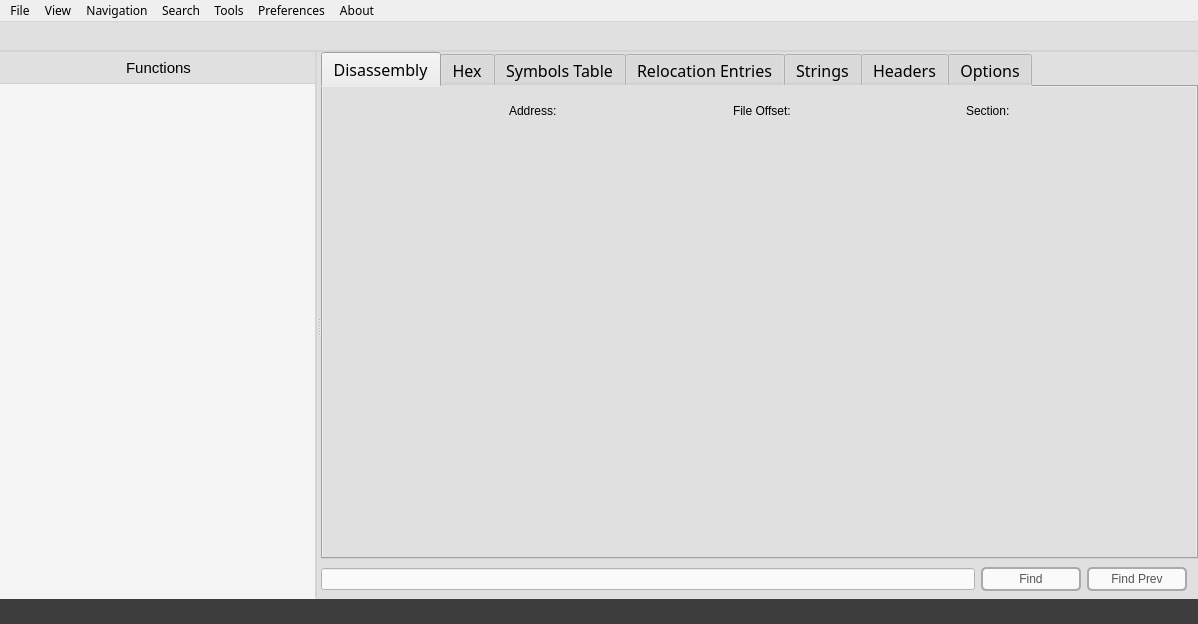
Above: src/mainwindow.ui from jubal-R/ObjGui before the change. Below: the same form after it.
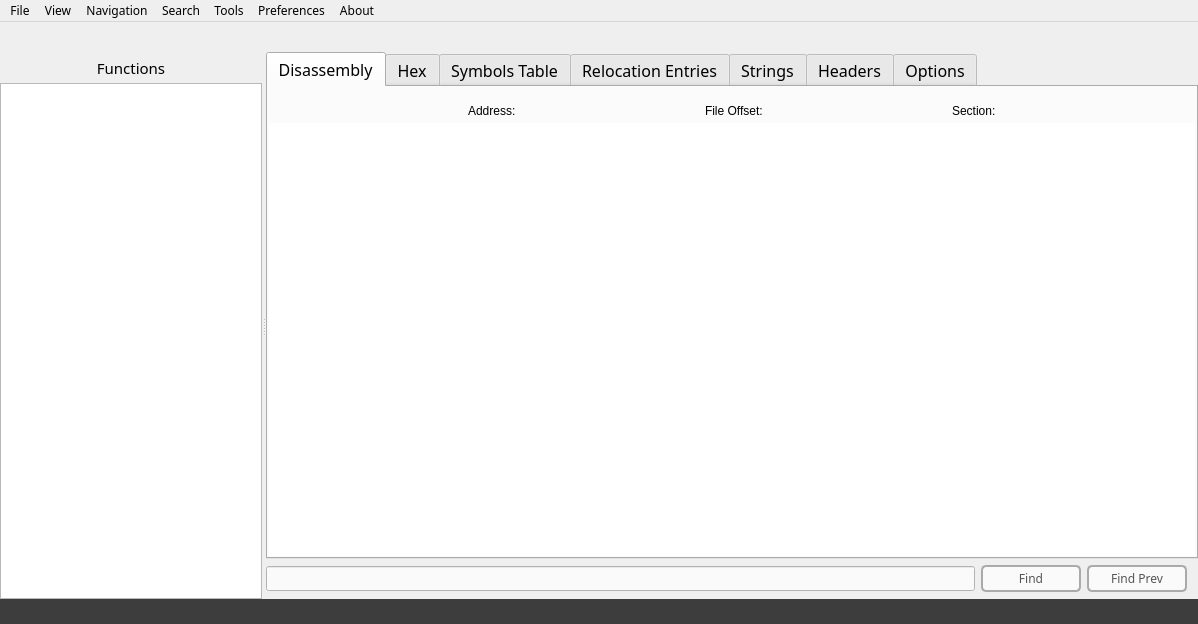
That is the form after the change. Icons and pictures are not drawn.

Commit message: themes now also style central widget

```diff
--- a/src/mainwindow.ui
+++ b/src/mainwindow.ui
@@ -128,7 +128,7 @@
        </size>
       </property>
       <property name="styleSheet">
-       <string notr="true">background-color: #E0E0E0;</string>
+       <string notr="true"/>
       </property>
       <layout class="QVBoxLayout" name="verticalLayout_9">
        <property name="leftMargin">
@@ -165,7 +165,7 @@
            </size>
           </property>
           <property name="styleSheet">
-           <string notr="true">border-right: 2px solid #d4d4d4;</string>
+           <string notr="true"/>
           </property>
           <layout class="QVBoxLayout" name="verticalLayout_8">
            <property name="spacing">
@@ -247,9 +247,7 @@
               </font>
              </property>
              <property name="styleSheet">
-              <string notr="true">background-color: rgb(245, 245, 245);
-font-size: 10pt;
-border-top: 1px solid #d4d4d4;</string>
+              <string notr="true"/>
              </property>
             </widget>
            </item>
@@ -1260,8 +1258,7 @@
        </size>
       </property>
       <property name="styleSheet">
-       <string notr="true">background-color: #E0E0E0;
-border-bottom: 2px solid #d4d4d4;</string>
+       <string notr="true"/>
       </property>
       <layout class="QHBoxLayout" name="horizontalLayout_6">
        <property name="leftMargin">
```
Left out of the diff: 2 changed lines with no effect on the pictures. The commit also changes 3 other files.
